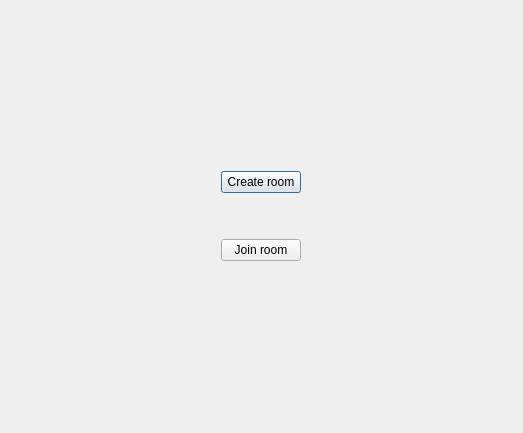
This is Escenario/GameWindow/window.ui in fedefunes96/worms as Qt 5 draws it before an edit. The edited form follows.
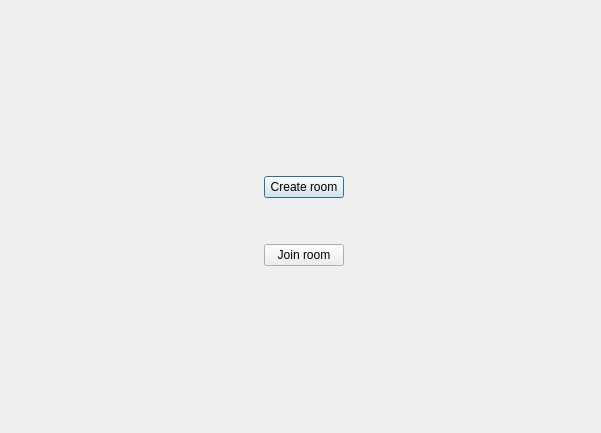
This is the edited form.

```diff
--- a/Escenario/GameWindow/window.ui
+++ b/Escenario/GameWindow/window.ui
@@ -6,15 +6,60 @@
    <rect>
     <x>0</x>
     <y>0</y>
-    <width>523</width>
+    <width>601</width>
     <height>433</height>
    </rect>
   </property>
   <property name="windowTitle">
    <string>Dialog</string>
   </property>
-  <layout class="QGridLayout" name="gridLayout">
+  <layout class="QGridLayout" name="gridLayout_2">
    <item row="0" column="0">
+    <layout class="QGridLayout" name="gridLayout">
+     <item row="0" column="0" rowspan="2" colspan="2">
+      <widget class="QLabel" name="imageBack">
+       <property name="sizePolicy">
+        <sizepolicy hsizetype="Expanding" vsizetype="Expanding">
+         <horstretch>0</horstretch>
+         <verstretch>0</verstretch>
+        </sizepolicy>
+       </property>
+       <property name="text">
+        <string/>
+       </property>
+      </widget>
+     </item>
+     <item row="1" column="1">
+      <layout class="QHBoxLayout" name="horizontalLayout_3">
+       <item>
+        <spacer name="horizontalSpacer_5">
+         <property name="orientation">
+          <enum>Qt::Horizontal</enum>
+         </property>
+         <property name="sizeHint" stdset="0">
+          <size>
+           <width>40</width>
+           <height>20</height>
+          </size>
+         </property>
+        </spacer>
+       </item>
+       <item>
+        <layout class="QVBoxLayout" name="verticalLayout_2">
+         <item>
+          <spacer name="verticalSpacer_4">
+           <property name="orientation">
+            <enum>Qt::Vertical</enum>
+           </property>
+           <property name="sizeHint" stdset="0">
+            <size>
+             <width>20</width>
+             <height>40</height>
+            </size>
+           </property>
+          </spacer>
+         </item>
+         <item>
     <layout class="QVBoxLayout" name="verticalLayout">
      <item>
       <spacer name="verticalSpacer_3">
@@ -27,7 +72,7 @@
        <property name="sizeHint" stdset="0">
         <size>
          <width>20</width>
-         <height>40</height>
+               <height>20</height>
         </size>
        </property>
       </spacer>
@@ -58,6 +103,12 @@
            <verstretch>0</verstretch>
           </sizepolicy>
          </property>
+               <property name="minimumSize">
+                <size>
+                 <width>80</width>
+                 <height>18</height>
+                </size>
+               </property>
          <property name="text">
           <string>Create room</string>
          </property>
@@ -123,6 +174,12 @@
            <verstretch>0</verstretch>
           </sizepolicy>
          </property>
+               <property name="minimumSize">
+                <size>
+                 <width>80</width>
+                 <height>18</height>
+                </size>
+               </property>
          <property name="text">
           <string>Join room</string>
          </property>
@@ -156,11 +213,43 @@
        </property>
        <property name="sizeHint" stdset="0">
         <size>
+               <width>186</width>
+               <height>17</height>
+              </size>
+             </property>
+            </spacer>
+           </item>
+          </layout>
+         </item>
+         <item>
+          <spacer name="verticalSpacer_5">
+           <property name="orientation">
+            <enum>Qt::Vertical</enum>
+           </property>
+           <property name="sizeHint" stdset="0">
+            <size>
          <width>20</width>
          <height>40</height>
         </size>
        </property>
       </spacer>
+         </item>
+        </layout>
+       </item>
+       <item>
+        <spacer name="horizontalSpacer_6">
+         <property name="orientation">
+          <enum>Qt::Horizontal</enum>
+         </property>
+         <property name="sizeHint" stdset="0">
+          <size>
+           <width>40</width>
+           <height>20</height>
+          </size>
+         </property>
+        </spacer>
+       </item>
+      </layout>
      </item>
     </layout>
    </item>
```
Lines whose indentation alone changed are shown as unchanged.
